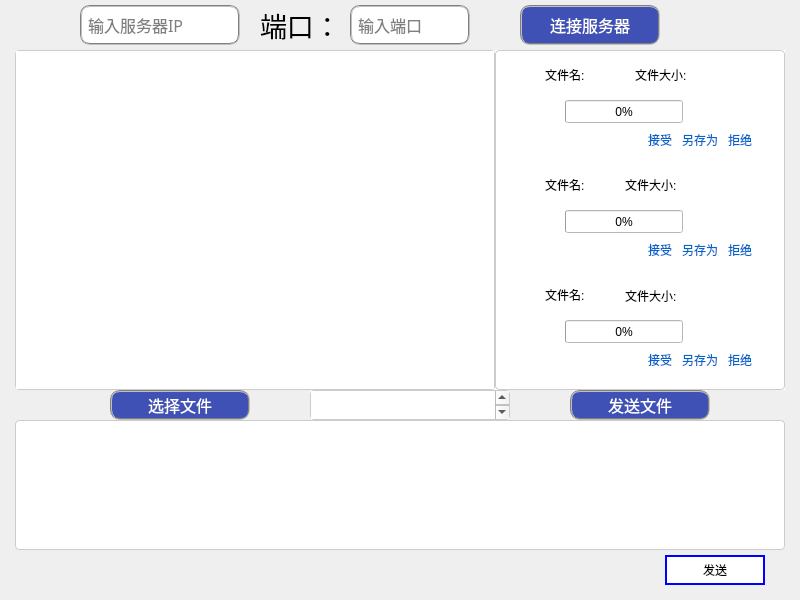
First picture: the form in widget.ui, repository jinfacai/clientqt-remotecontrl, before the edit.
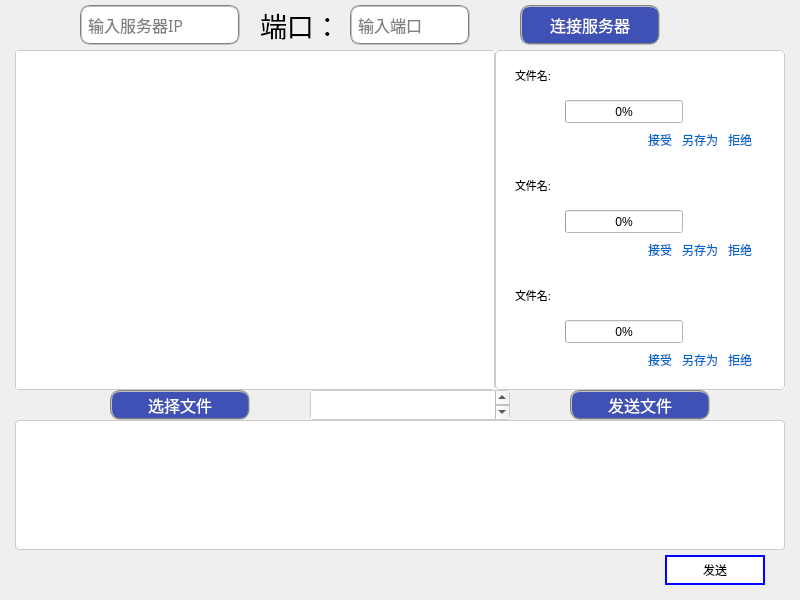
Second picture: the form after the edit.

Commit message: 正常传输文本文件

```diff
--- a/widget.ui
+++ b/widget.ui
@@ -370,12 +370,17 @@
     <widget class="QLabel" name="filenamelabel1">
      <property name="geometry">
       <rect>
-       <x>50</x>
+       <x>20</x>
        <y>10</y>
-       <width>70</width>
+       <width>145</width>
        <height>30</height>
       </rect>
      </property>
+     <property name="font">
+      <font>
+       <pointsize>8</pointsize>
+      </font>
+     </property>
      <property name="text">
       <string>文件名:</string>
      </property>
@@ -415,12 +420,17 @@
     <widget class="QLabel" name="filenamelabel2">
      <property name="geometry">
       <rect>
-       <x>50</x>
+       <x>20</x>
        <y>120</y>
-       <width>70</width>
+       <width>145</width>
        <height>30</height>
       </rect>
      </property>
+     <property name="font">
+      <font>
+       <pointsize>8</pointsize>
+      </font>
+     </property>
      <property name="text">
       <string>文件名:</string>
      </property>
@@ -463,12 +473,17 @@
     <widget class="QLabel" name="filenamelabel3">
      <property name="geometry">
       <rect>
-       <x>50</x>
+       <x>20</x>
        <y>230</y>
-       <width>70</width>
+       <width>145</width>
        <height>30</height>
       </rect>
      </property>
+     <property name="font">
+      <font>
+       <pointsize>8</pointsize>
+      </font>
+     </property>
      <property name="text">
       <string>文件名:</string>
      </property>
@@ -718,40 +733,55 @@
     <widget class="QLabel" name="filesizelabel1">
      <property name="geometry">
       <rect>
-       <x>140</x>
+       <x>180</x>
        <y>10</y>
-       <width>120</width>
+       <width>100</width>
        <height>30</height>
       </rect>
      </property>
+     <property name="font">
+      <font>
+       <pointsize>8</pointsize>
+      </font>
+     </property>
      <property name="text">
-      <string>文件大小:</string>
+      <string/>
      </property>
     </widget>
     <widget class="QLabel" name="filesizelabel2">
      <property name="geometry">
       <rect>
-       <x>130</x>
+       <x>180</x>
        <y>120</y>
-       <width>120</width>
+       <width>100</width>
        <height>30</height>
       </rect>
      </property>
+     <property name="font">
+      <font>
+       <pointsize>8</pointsize>
+      </font>
+     </property>
      <property name="text">
-      <string>文件大小:</string>
+      <string/>
      </property>
     </widget>
     <widget class="QLabel" name="filesizelabel3">
      <property name="geometry">
       <rect>
-       <x>130</x>
+       <x>180</x>
        <y>230</y>
-       <width>120</width>
-       <height>31</height>
+       <width>100</width>
+       <height>30</height>
       </rect>
      </property>
+     <property name="font">
+      <font>
+       <pointsize>8</pointsize>
+      </font>
+     </property>
      <property name="text">
-      <string>文件大小:</string>
+      <string/>
      </property>
     </widget>
     <zorder>servefileBrowse</zorder>
```
Left out of the diff: 5 changed lines with no effect on the pictures. The commit also changes 2 other files.
